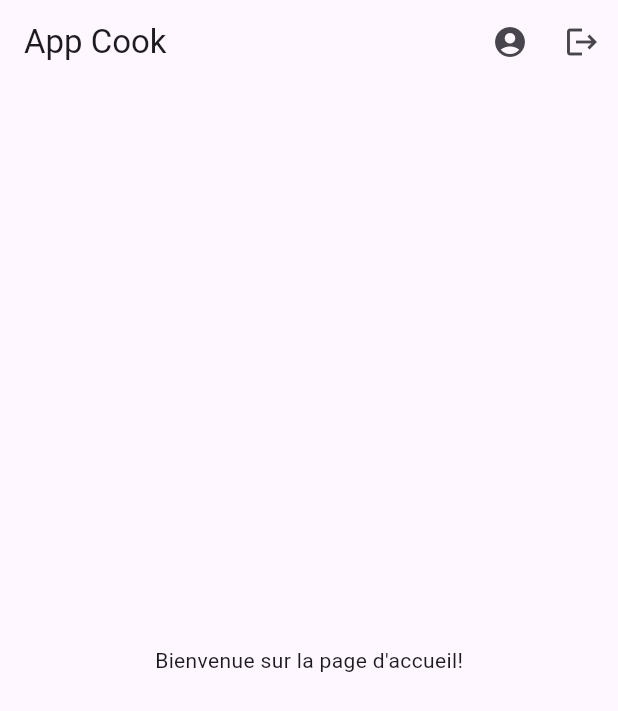
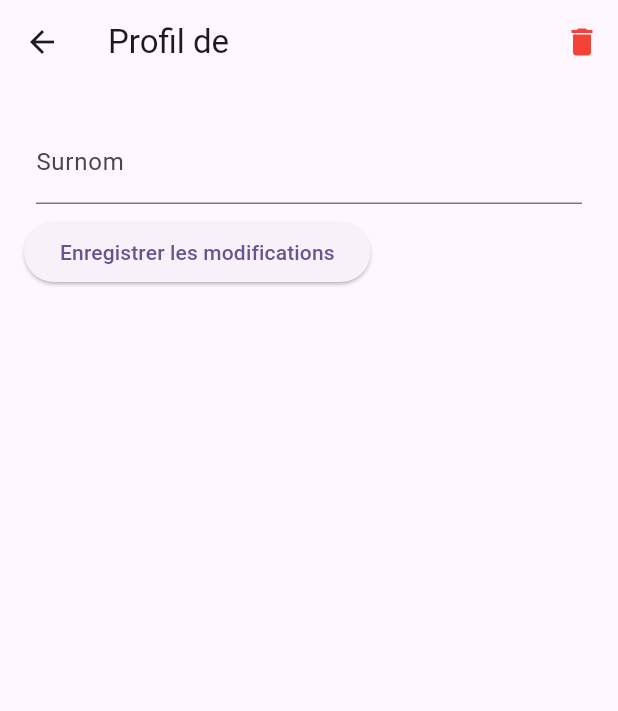
Before and after one commit to Web82-Thom/gestionFournitures, a Flutter app: the screen it shows once a user with an empty profile is signed in, after a tap on the "account circle" icon, on a phone screen of 412 x 824 dp. Shown: the top 711 px of the screen. Run offline on Flutter 3.47's test engine with Material 3 defaults, Android fonts, the phone set to English and light mode, and no system bars; our stand-ins replace cloud_firestore, firebase_auth, firebase_core; accounts and stored records are empty.

Commit message:
Create page user profil for update the nickname, add logo on auth page,

```diff
--- a/lib/models/user_model.dart
+++ b/lib/models/user_model.dart
@@ -20,7 +20,7 @@ class UserModel {
     };
   }
 
-  factory UserModel.fromMap(Map<String, dynamic> map) {
+  factory UserModel.fromMap(Map<String, dynamic> map, Map<String, dynamic>? data) {
     return UserModel(
       uid: map['uid'],
       email: map['email'],
--- a/lib/pages/auth_page.dart
+++ b/lib/pages/auth_page.dart
@@ -73,12 +73,19 @@ class _AuthPageState extends State<AuthPage> {
   Widget build(BuildContext context) {
     return Scaffold(
       appBar: AppBar(title: Text(_isLogin ? 'Connexion' : 'Inscription')),
-      body: Padding(
+      body: SingleChildScrollView(
+        child: Padding(
           padding: const EdgeInsets.all(16.0),
           child: Form(
             key: _formKey,
-          child: ListView(
+            child: Column(
               children: [
+                SizedBox(height: 20),
+                CircleAvatar(
+                  radius: 50,
+                  backgroundImage: AssetImage('assets/images/logoMyCookieFactory.jpg'),
+                ),
+                SizedBox(height: 20),
                 TextFormField(
                   controller: _emailController,
                   decoration: InputDecoration(labelText: 'Email'),
@@ -129,8 +136,14 @@ class _AuthPageState extends State<AuthPage> {
                 TextButton(
                   onPressed: () => setState(() => _isLogin = !_isLogin),
                   child: Text(_isLogin ? 'Créer un compte' : 'Se connecter'),
-              )
+                ),
+                SizedBox(height: 80),
+                CircleAvatar(
+                  radius: 50,
+                  backgroundImage: AssetImage('assets/images/logoMyCookieFactory.jpg'),
+                ),
               ],
+            ),
           ),
         ),
       ),
--- /dev/null
+++ b/lib/pages/edit_profile_page.dart
@@ -0,0 +1,168 @@
+import 'dart:io';
+import 'package:cloud_firestore/cloud_firestore.dart';
+import 'package:firebase_auth/firebase_auth.dart';
+import 'package:flutter/material.dart';
+import 'package:gestion_fournitures/pages/auth_page.dart';
+
+class EditProfilePage extends StatefulWidget {
+  final Map<String, dynamic> user;
+  final String docId;
+
+  const EditProfilePage({super.key, required this.user, required this.docId});
+
+  @override
+  State<EditProfilePage> createState() => _EditProfilePageState();
+}
+
+class _EditProfilePageState extends State<EditProfilePage> {
+
+  List<DocumentSnapshot> requests = [];
+  String currentUserId = FirebaseAuth.instance.currentUser!.uid;
+  late TextEditingController _nicknameController;
+  File? _selectedImage;
+
+  @override
+  void initState() {
+    super.initState();
+    _nicknameController = TextEditingController(
+      text: widget.user['nickname'] ?? '',
+    );
+    if (widget.docId == currentUserId) fetchRequests();
+  }
+
+  // Future<void> _pickImage() async {
+  //   final pickedFile = await ImagePicker().pickImage(
+  //     source: ImageSource.gallery,
+  //   );
+  //   if (pickedFile != null) {
+  //     setState(() => _selectedImage = File(pickedFile.path));
+  //   }
+  // }
+
+  Future<void> _saveProfile() async {
+    final updateData = {'nickname': _nicknameController.text};
+    if (_selectedImage != null) {
+      updateData['photoPath'] = _selectedImage!.path;
+    }
+    await FirebaseFirestore.instance
+        .collection('users')
+        .doc(widget.docId)
+        .update(updateData);
+    Navigator.pop(context);
+  }
+
+  void fetchRequests() async {
+    var snapshot = await FirebaseFirestore.instance
+        .collection('users')
+        .doc(currentUserId)
+        .collection('friendRequests')
+        .where('status', isEqualTo: 'pending')
+        .get();
+
+    setState(() {
+      requests = snapshot.docs;
+    });
+  }
+
+  Future<void> deleteFirebaseUser() async {
+    try {
+      await FirebaseAuth.instance.currentUser!.delete();
+    } on FirebaseAuthException catch (e) {
+      if (e.code == 'requires-recent-login') {
+        // Ici tu peux gérer la ré-authentification (exemple avec email/password)
+        throw Exception(
+          'Ré-authentification requise pour supprimer le compte.',
+        );
+      } else {
+        throw Exception(
+          'Erreur lors de la suppression du compte : ${e.message}',
+        );
+      }
+    }
+  }
+
+  Future<void> _deleteProfile() async {
+    final confirm = await showDialog<bool>(
+      context: context,
+      builder: (context) => AlertDialog(
+        title: Text('Confirmer la suppression'),
+        content: Text(
+          'Voulez-vous vraiment supprimer votre profil ? Cette action est irréversible.',
+        ),
+        actions: [
+          TextButton(
+            child: Text('Annuler'),
+            onPressed: () => Navigator.of(context).pop(false),
+          ),
+          TextButton(
+            child: Text('Supprimer', style: TextStyle(color: Colors.red)),
+            onPressed: () => Navigator.of(context).pop(true),
+          ),
+        ],
+      ),
+    );
+
+    if (confirm == true) {
+      try {
+        // Supprime le document Firestore
+        await FirebaseFirestore.instance
+            .collection('users')
+            .doc(currentUserId)
+            .delete();
+
+        // Supprime le compte Firebase Auth
+        await FirebaseAuth.instance.currentUser!.delete();
+
+        // Navigue vers la page Auth (connexion)
+        Navigator.of(context).pushAndRemoveUntil(
+          MaterialPageRoute(builder: (context) => AuthPage()),
+          (route) => false,
+        );
+      } catch (e) {
+        // Gérer l'erreur (ex: re-authentification requise)
+        ScaffoldMessenger.of(context).showSnackBar(
+          SnackBar(content: Text('Erreur lors de la suppression : $e')),
+        );
+      }
+    }
+  }
+
+  @override
+  Widget build(BuildContext context) {
+    final isCurrentUser = widget.docId == currentUserId;
+    return Scaffold(
+      appBar: AppBar(
+        title: Text('Profil de ${widget.user['nickname']}'),
+        actions: [
+          if (isCurrentUser)
+            IconButton(
+              icon: Icon(Icons.delete, color: Colors.red),
+              onPressed: _deleteProfile,
+              tooltip: 'Supprimer mon profil',
+            ),
+        ],
+      ),
+      body: SingleChildScrollView(
+        padding: EdgeInsets.all(16),
+        child: Column(
+          crossAxisAlignment: CrossAxisAlignment.start,
+          children: [
+            Padding(
+              padding: const EdgeInsets.all(8.0),
+              child: TextField(
+                controller: _nicknameController,
+                readOnly: !isCurrentUser,
+                decoration: InputDecoration(labelText: 'Surnom'),
+              ),
+            ),
+            if (isCurrentUser)
+              ElevatedButton(
+                onPressed: _saveProfile,
+                child: Text('Enregistrer les modifications'),
+              ),
+          ],
+        ),
+      ),
+    );
+  }
+}
--- a/lib/pages/home_page.dart
+++ b/lib/pages/home_page.dart
@@ -1,38 +1,46 @@
+import 'package:cloud_firestore/cloud_firestore.dart';
 import 'package:firebase_auth/firebase_auth.dart';
 import 'package:flutter/material.dart';
+import 'package:gestion_fournitures/pages/edit_profile_page.dart';
 
 class HomePage extends StatefulWidget {
+  const HomePage({super.key});
+
   @override
   _HomePageState createState() => _HomePageState();
 }
 
 class _HomePageState extends State<HomePage> {
   String currentUserId = FirebaseAuth.instance.currentUser!.uid;
+  String nickname = '';
 
-  // void openOwnProfile(BuildContext context) async {
-  //   final doc = await FirebaseFirestore.instance.collection('users').doc(currentUserId).get();
-  //   final userData = doc.data() as Map<String, dynamic>;
+  @override
+  void initState() {
+    super.initState();
+  }
 
-  //   Navigator.push(
-  //     context,
-  //     MaterialPageRoute(
-  //       builder: (context) => EditProfilePage(
-  //         user: userData,
-  //         docId: currentUserId,
-  //       ),
-  //     ),
-  //   );
-  // }
+  void openOwnProfile(BuildContext context) async {
+    final doc = await FirebaseFirestore.instance.collection('users').doc(currentUserId).get();
+    final userData = doc.data() as Map<String, dynamic>;
+    Navigator.push(context,
+      MaterialPageRoute(
+        builder: (context) => EditProfilePage(
+          user: userData,
+          docId: currentUserId,
+        ),
+      ),
+    );
+  }
 
   @override
   Widget build(BuildContext context) {
     return Scaffold(
       appBar: AppBar(
-        title: Text('App Cook'),
+        title: Text('App Cook, bienvenue !'),
         actions: [
           IconButton(
             icon: Icon(Icons.account_circle),
-            onPressed: () => (),
+            onPressed:  () => openOwnProfile(context),
           ),
           IconButton(
             icon: Icon(Icons.logout),
--- a/pubspec.yaml
+++ b/pubspec.yaml
@@ -47,9 +47,9 @@ flutter:
   uses-material-design: true
 
   # To add assets to your application, add an assets section, like this:
-  # assets:
-  #   - images/a_dot_burr.jpeg
-  #   - images/a_dot_ham.jpeg
+  assets:
+    - assets\images\logoMyCookieFactory.jpg
+
 
   # An image asset can refer to one or more resolution-specific "variants", see
   # https://flutter.dev/to/resolution-aware-images
```
Also changed, not shown: assets/images/logoMyCookieFactory.jpg (added). Lines whose indentation alone changed are shown as unchanged.
